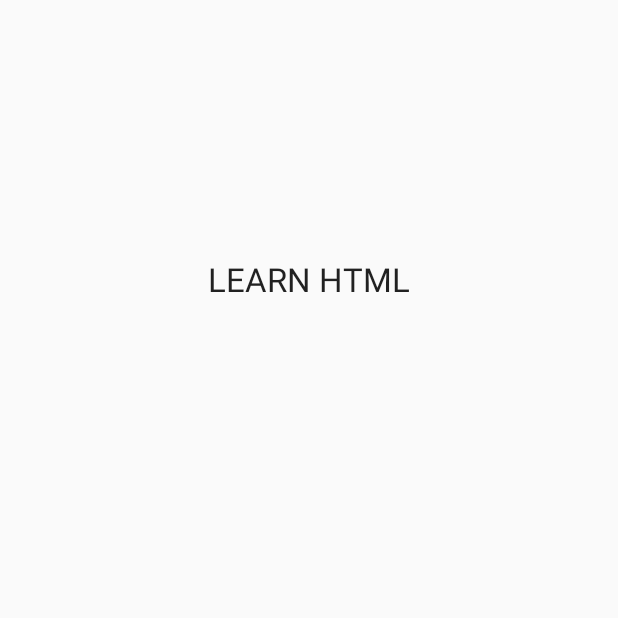
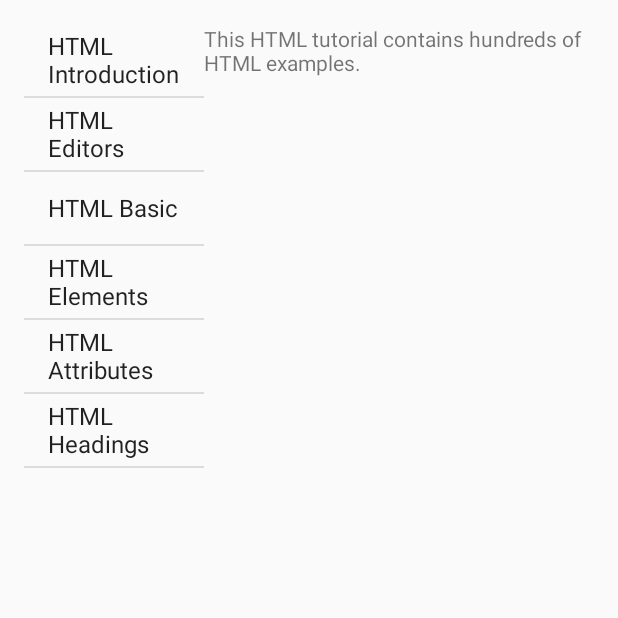
Before and after one commit to swahid/javabase-apps-w3s-html, an Android app: the HtmlActivity screen opened directly, with no data from a screen before it, on a phone screen of 412 x 824 dp, the top half of it. Run offline under Robolectric (Android 15) with nearby library versions, the phone set to English and light mode, and no system bars; 1 statement that could not run was skipped.

Commit message:
08MAY2016 11:57 PM

```diff
--- a/app/build.gradle
+++ b/app/build.gradle
@@ -24,4 +24,5 @@ dependencies {
     compile fileTree(dir: 'libs', include: ['*.jar'])
     testCompile 'junit:junit:4.12'
     compile 'com.android.support:appcompat-v7:23.3.0'
+    compile 'com.android.support:support-v4:23.3.0'
 }
--- a/app/src/main/java/org/javabase/apps/w3schools/html/learnHtml/HtmlActivity.java
+++ b/app/src/main/java/org/javabase/apps/w3schools/html/learnHtml/HtmlActivity.java
@@ -1,16 +1,24 @@
 package org.javabase.apps.w3schools.html.learnHtml;
 
 import android.app.Activity;
+import android.app.FragmentManager;
 import android.os.Bundle;
 
 import org.javabase.apps.w3schools.html.R;
 
 
-public class HtmlActivity extends Activity {
+public class HtmlActivity extends Activity implements Comunicator{
 
     @Override
     protected void onCreate(Bundle savedInstanceState) {
         super.onCreate(savedInstanceState);
         setContentView(R.layout.activity_html);
     }
+
+    @Override
+    public void respond(int i) {
+        FragmentManager manager = getFragmentManager();
+        HtmlDescription htmlDescription = (HtmlDescription) manager.findFragmentById(R.id.htmlDescriptionFragment);
+        htmlDescription.changeData(i);
+    }
 }
--- /dev/null
+++ b/app/src/main/java/org/javabase/apps/w3schools/html/learnHtml/HtmlCatList.java
@@ -0,0 +1,43 @@
+package org.javabase.apps.w3schools.html.learnHtml;
+
+
+
+
+import android.app.Fragment;
+import android.os.Bundle;
+import android.view.LayoutInflater;
+import android.view.View;
+import android.view.ViewGroup;
+import android.widget.Adapter;
+import android.widget.AdapterView;
+import android.widget.ArrayAdapter;
+import android.widget.ListView;
+
+import org.javabase.apps.w3schools.html.R;
+
+public class HtmlCatList extends Fragment implements AdapterView.OnItemClickListener{
+
+    ListView listView;
+    Comunicator comunicator;
+    @Override
+    public View onCreateView(LayoutInflater inflater, ViewGroup container, Bundle savedInstanceState) {
+        // Inflate the layout for this fragment
+        return inflater.inflate(R.layout.fragment_html_cat_list, container, false);
+    }
+
+    @Override
+    public void onActivityCreated(Bundle savedInstanceState) {
+        super.onActivityCreated(savedInstanceState);
+        comunicator = (Comunicator) getActivity();
+        listView = (ListView) getActivity().findViewById(R.id.htmlCatList);
+        ArrayAdapter adapter = ArrayAdapter.createFromResource(getActivity(),R.array.htmlCatListIem, android.R.layout.simple_list_item_1);
+        listView.setAdapter(adapter);
+        listView.setOnItemClickListener(this);
+    }
+
+    @Override
+    public void onItemClick(AdapterView<?> parent, View view, int i, long id) {
+
+        comunicator.respond(i);
+    }
+}
--- /dev/null
+++ b/app/src/main/java/org/javabase/apps/w3schools/html/learnHtml/HtmlDescription.java
@@ -0,0 +1,40 @@
+package org.javabase.apps.w3schools.html.learnHtml;
+
+import android.app.Fragment;
+import android.content.Context;
+import android.content.res.Resources;
+import android.net.Uri;
+import android.os.Bundle;
+import android.support.annotation.Nullable;
+import android.view.LayoutInflater;
+import android.view.View;
+import android.view.ViewGroup;
+import android.widget.ArrayAdapter;
+import android.widget.TextView;
+
+import org.javabase.apps.w3schools.html.R;
+
+public class HtmlDescription extends Fragment{
+
+    TextView text;
+
+    @Nullable
+    @Override
+    public View onCreateView(LayoutInflater inflater, ViewGroup container, Bundle savedInstanceState) {
+        return inflater.inflate(R.layout.fragment_html_description, container, false);
+    }
+
+    @Override
+    public void onActivityCreated(Bundle savedInstanceState) {
+        super.onActivityCreated(savedInstanceState);
+        text= (TextView) getActivity().findViewById(R.id.htmlDescriptionText);
+        ArrayAdapter adapter = ArrayAdapter.createFromResource(getActivity(),R.array.catDescription, android.R.layout.simple_list_item_1);
+        text.setText(adapter.getItem(0).toString());
+    }
+
+    public void changeData(int i){
+        Resources resources = getResources();
+        String[] description =  resources.getStringArray(R.array.catDescription);
+        text.setText(description[i]);
+    }
+}
--- /dev/null
+++ b/app/src/main/java/org/javabase/apps/w3schools/html/learnHtml/comunicator.java
@@ -0,0 +1,8 @@
+package org.javabase.apps.w3schools.html.learnHtml;
+
+/**
+ * Created by shuvo on 5/8/2016.
+ */
+public interface Comunicator {
+    public void respond(int i);
+}
--- a/app/src/main/res/layout/activity_html.xml
+++ b/app/src/main/res/layout/activity_html.xml
@@ -10,13 +10,22 @@
     tools:context="org.javabase.apps.w3schools.html.learnHtml.HtmlActivity"
     android:weightSum="1">
 
-    <TextView
+    <fragment
+        android:layout_width="120dp"
+        android:layout_height="match_parent"
+        android:name="org.javabase.apps.w3schools.html.learnHtml.HtmlCatList"
+        android:id="@+id/htmlCatFragment"
+        android:layout_alignParentTop="true"
+        android:layout_alignParentStart="true"
+        android:layout_alignParentBottom="true" />
+
+    <fragment
         android:layout_width="wrap_content"
-        android:layout_height="wrap_content"
-        android:textAppearance="?android:attr/textAppearanceLarge"
-        android:text="LEARN HTML"
-        android:id="@+id/textView"
-        android:layout_alignParentTop="true"
-        android:layout_centerHorizontal="true"
-        android:layout_marginTop="155dp" />
+        android:layout_height="match_parent"
+        android:name="org.javabase.apps.w3schools.html.learnHtml.HtmlDescription"
+        android:id="@+id/htmlDescriptionFragment"
+        android:layout_toEndOf="@id/htmlCatFragment"
+        android:layout_alignTop="@+id/htmlCatFragment"
+        android:layout_alignParentEnd="true"
+        android:layout_alignParentBottom="true"/>
 </RelativeLayout>
--- a/app/src/main/res/layout/activity_htmlref.xml
+++ b/app/src/main/res/layout/activity_htmlref.xml
@@ -15,8 +15,8 @@
         android:layout_height="wrap_content"
         android:textAppearance="?android:attr/textAppearanceLarge"
         android:text="HTML REFERENCE"
-        android:id="@+id/button1"
+        android:id="@+id/text1"
         android:layout_alignParentTop="true"
         android:layout_centerHorizontal="true"
-        android:layout_marginTop="99dp" />
+        android:layout_marginTop="129dp" />
 </RelativeLayout>
--- /dev/null
+++ b/app/src/main/res/layout/fragment_html_cat_list.xml
@@ -0,0 +1,14 @@
+<FrameLayout xmlns:android="http://schemas.android.com/apk/res/android"
+    xmlns:tools="http://schemas.android.com/tools"
+    android:layout_width="match_parent"
+    android:layout_height="match_parent"
+    tools:context=".learnHtml.HtmlCatList">
+
+    <!-- TODO: Update blank fragment layout -->
+
+    <ListView
+        android:layout_width="match_parent"
+        android:layout_height="match_parent"
+        android:id="@+id/htmlCatList"
+        android:layout_gravity="left|top" />
+</FrameLayout>
--- /dev/null
+++ b/app/src/main/res/layout/fragment_html_description.xml
@@ -0,0 +1,14 @@
+<FrameLayout xmlns:android="http://schemas.android.com/apk/res/android"
+    xmlns:tools="http://schemas.android.com/tools"
+    android:layout_width="match_parent"
+    android:layout_height="match_parent"
+    tools:context=".learnHtml.HtmlDescription">
+
+    <!-- TODO: Update blank fragment layout -->
+
+    <TextView
+        android:layout_width="match_parent"
+        android:layout_height="match_parent"
+        android:id="@+id/htmlDescriptionText"
+        android:layout_gravity="center_horizontal|top" />
+</FrameLayout>
--- a/app/src/main/res/values/strings.xml
+++ b/app/src/main/res/values/strings.xml
@@ -2,14 +2,24 @@
     <string name="app_name">LEARN HTML</string>
 
     <!--here the list of fragment on Learn HTML-->
-    <string-array name="htmlTutorial">
+    <string-array name="htmlCatListIem">
         <item>HTML Introduction</item>
         <item>HTML Editors</item>
         <item>HTML Basic</item>
         <item>HTML Elements</item>
         <item>HTML Attributes</item>
         <item>HTML Headings</item>
-        <item>HTML Paragraphs</item>
-        <item>HTML Styles</item>
     </string-array>
+
+    <string-array name="catDescription">
+        <item>This HTML tutorial contains hundreds of HTML examples.</item>
+        <item>Write HTML Using Notepad or TextEdit</item>
+        <item>HTML Basic Examples</item>
+        <item> HTML documents are made up by HTML elements.</item>
+        <item>Attributes provide additional information about HTML elements.</item>
+        <item>Headings are important in HTML documents.</item>
+    </string-array>
+
+    <!-- TODO: Remove or change this placeholder text -->
+    <string name="hello_blank_fragment">Hello blank fragment</string>
 </resources>
```
